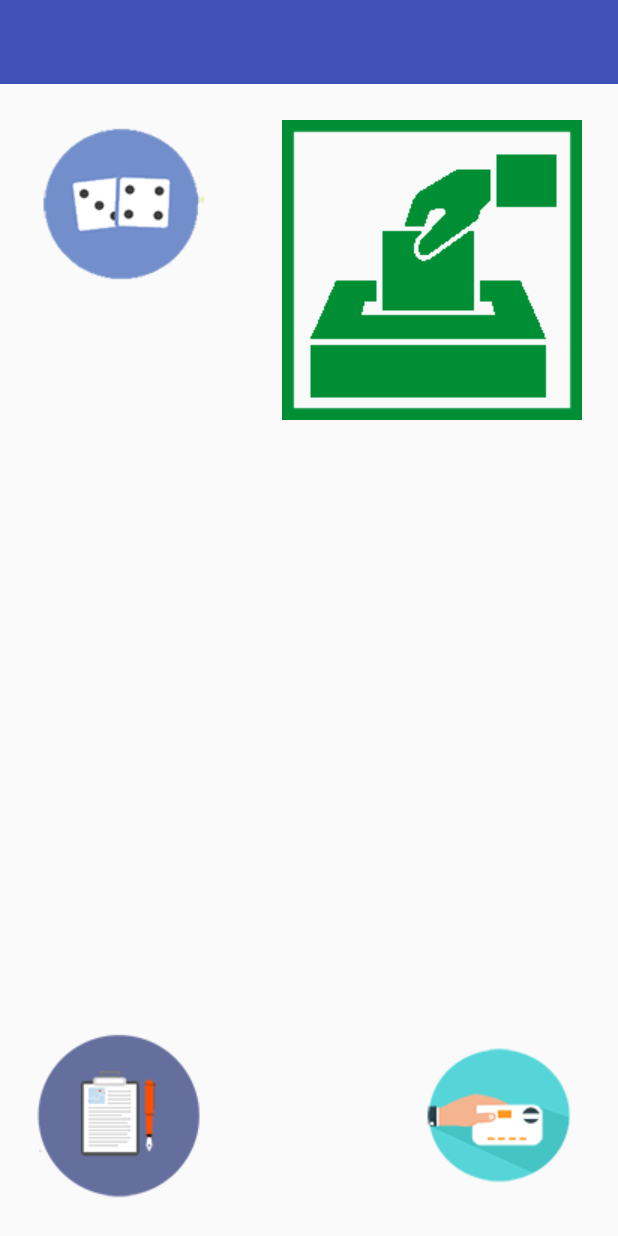
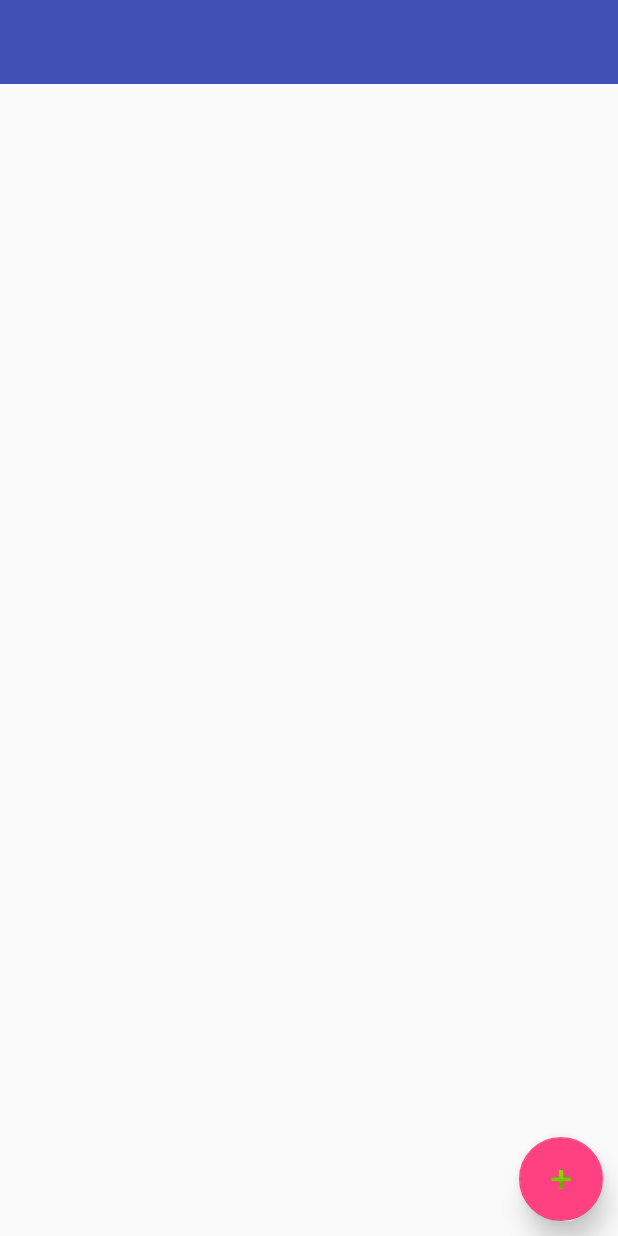
Before and after one commit to Ibericoders/EmptyProject-MVC, an Android app: the screen it shows after launch (MainActivity before the commit, RecordsActivity after it), after a tap on an icon or button, on a phone screen of 412 x 824 dp. Run offline under Robolectric (Android 15) with nearby library versions, the phone set to English and light mode, and no system bars; our stand-ins replace ButterKnife; libraries missing offline, so code that uses them is left out: com.crashlytics.android, io.fabric.sdk; 2 statements that could not run were skipped.

Commit message:
Finished adding/adapting records content.

```diff
--- a/app/src/main/java/com/ibericoders/ibinternal/app/activities/MainActivity.java
+++ b/app/src/main/java/com/ibericoders/ibinternal/app/activities/MainActivity.java
@@ -14,6 +14,7 @@ import com.ibericoders.ibinternal.R;
 import com.ibericoders.ibinternal.app.activities.dices.DicesActivity;
 import com.ibericoders.ibinternal.app.activities.expenses.ExpensesActivity;
 import com.ibericoders.ibinternal.app.activities.generics.InflatedActivity;
+import com.ibericoders.ibinternal.app.activities.records.RecordsActivity;
 
 import butterknife.BindView;
 import io.fabric.sdk.android.Fabric;
@@ -117,8 +118,8 @@ public class MainActivity extends InflatedActivity implements View.OnClickListen
                         .logCustom(new CustomEvent("Module access from Main")
                                 .putCustomAttribute("Module", "Actas"));
 
-                //Intent intent_act=new Intent(this, MainActsActivity.class);
-                //this.startActivity(intent_act);
+                Intent intent_act=new Intent(this, RecordsActivity.class);
+                this.startActivity(intent_act);
                 break;
         }
     }
--- /dev/null
+++ b/app/src/main/java/com/ibericoders/ibinternal/app/activities/records/RecordsActivity.java
@@ -0,0 +1,103 @@
+package com.ibericoders.ibinternal.app.activities.records;
+
+import android.content.Intent;
+import android.os.Bundle;
+import android.support.design.widget.FloatingActionButton;
+import android.view.View;
+import android.widget.ListView;
+
+import com.ibericoders.ibinternal.R;
+import com.ibericoders.ibinternal.app.activities.generics.InflatedActivity;
+import com.ibericoders.ibinternal.app.adapters.records.RecordListAdapter;
+import com.ibericoders.ibinternal.app.persistence.records.RecordsDatabase;
+import com.ibericoders.ibinternal.content.model.records.Record;
+
+import java.util.List;
+
+import butterknife.BindView;
+
+/**
+ * Desc:
+ * Author: Jorge Roldan
+ * Version: 1.0
+ */
+
+public class RecordsActivity extends InflatedActivity implements View.OnClickListener{
+
+    /*
+     * Constantes de la actividad
+     */
+    private static final int NEW_RECORD = 10;
+
+    /*
+     * Atributos de la UI
+     */
+    @BindView(R.id.records_list_lv)
+    ListView recordsList;
+
+    @BindView(R.id.records_new_fab)
+    FloatingActionButton newRecord;
+
+    /*
+     * Atributos de negocio
+     */
+    private RecordListAdapter mListAdapter;
+    private RecordsDatabase mDatabase;
+    private List<Record> mRecordList;
+
+    @Override
+    protected void onCreate(Bundle savedInstanceState) {
+        super.onCreate(savedInstanceState);
+        setContentView(R.layout.act_records);
+
+        initAttrs();
+        inflateView();
+        setupToolbar(null);
+        fillView();
+        initListeners();
+    }
+
+    @Override
+    protected void initAttrs() {
+
+        mDatabase = new RecordsDatabase(this);
+        mRecordList = mDatabase.getAllRecords();
+
+        mListAdapter = new RecordListAdapter(this, mRecordList);
+    }
+
+    @Override
+    protected void fillView() {
+
+        recordsList.setAdapter(mListAdapter);
+    }
+
+    @Override
+    protected void initListeners() {
+
+        newRecord.setOnClickListener(this);
+    }
+
+    @Override
+    public void onClick(View view) {
+
+        if (view.getId() == R.id.records_new_fab){
+
+            Intent intentNew = new Intent(this, NewRecordActivity.class);
+
+            startActivityForResult(intentNew, NEW_RECORD);
+        }
+    }
+
+    @Override
+    protected void onActivityResult(int requestCode, int resultCode, Intent data) {
+        super.onActivityResult(requestCode, resultCode, data);
+
+        if (requestCode == NEW_RECORD && resultCode == RESULT_OK){
+
+            mRecordList = mDatabase.getAllRecords();
+
+            mListAdapter.notifyDataSetChanged();
+        }
+    }
+}
--- /dev/null
+++ b/app/src/main/java/com/ibericoders/ibinternal/app/adapters/records/RecordListAdapter.java
@@ -0,0 +1,69 @@
+package com.ibericoders.ibinternal.app.adapters.records;
+
+import android.content.Context;
+import android.view.LayoutInflater;
+import android.view.View;
+import android.view.ViewGroup;
+import android.widget.BaseAdapter;
+import android.widget.TextView;
+
+import com.ibericoders.ibinternal.R;
+import com.ibericoders.ibinternal.common.utils.Utils;
+import com.ibericoders.ibinternal.content.model.records.Record;
+
+import java.util.List;
+
+/**
+ * Desc:
+ * Author: Jorge Roldan
+ * Version: 1.0
+ */
+
+public class RecordListAdapter  extends BaseAdapter{
+
+    private List<Record> recordsList;
+
+    private LayoutInflater mLayoutInflater;
+
+    private Context mContext;
+
+    public RecordListAdapter (Context context, List<Record> records){
+
+        this.mContext = context;
+        this.recordsList = records;
+
+        this.mLayoutInflater = LayoutInflater.from(context);
+    }
+
+    @Override
+    public int getCount() {
+
+        return recordsList.size();
+    }
+
+    @Override
+    public Object getItem(int position) {
+
+        return recordsList.get(position);
+    }
+
+    @Override
+    public long getItemId(int position) {
+
+        return position;
+    }
+
+    @Override
+    public View getView(int position, View view, ViewGroup viewGroup) {
+
+        view = mLayoutInflater.inflate(R.layout.row_recordslist, null);
+
+        TextView tvTitulo = (TextView) view.findViewById(R.id.recordslist_title_tv);
+        tvTitulo.setText(recordsList.get(position).getTitle());
+
+        TextView tvFecha = (TextView) view.findViewById(R.id.recordslist_date_tv);
+        tvFecha.setText(Utils.getDateString(recordsList.get(position).getDate(), Utils.DATE_FORMAT_ddMM));
+
+        return view;
+    }
+}
--- a/app/src/main/java/com/ibericoders/ibinternal/app/persistence/records/RecordsDatabase.java
+++ b/app/src/main/java/com/ibericoders/ibinternal/app/persistence/records/RecordsDatabase.java
@@ -30,8 +30,6 @@ public class RecordsDatabase {
     }
 
 
-    //-----------------------------Recuperar Actas--------------------------------------------------
-
     public List<Record> getAllRecords() {
 
         String sql = "select * from recordsTable";
@@ -57,10 +55,12 @@ public class RecordsDatabase {
 
             records.add(record);
         }
+
+        c.close();
         return records;
     }
-    //----------------------------------------------------------------------------------------------
-    //---------------------------------Metodo guardar----------------------------------------------
+
+
     public void saveRecord(Record record) {
 
         List<Attendee> attendees = record.getAttendees();
@@ -76,9 +76,8 @@ public class RecordsDatabase {
         mDatabase.execSQL(sql);
 
     }
-    //----------------------------------------------------------------------------------------------
 
-    //-------------------------------Metodo recuperar fecha------------------------------------------
+
     public Record getRecordFromDate(long date) {
         String sql = "select * from recordsTable where date =" + date;
 
@@ -86,7 +85,7 @@ public class RecordsDatabase {
 
         Record record = null;
 
-        if (c.moveToNext()){
+        if (c.moveToNext()) {
 
             String attendees = c.getString(5);
 
@@ -94,7 +93,7 @@ public class RecordsDatabase {
 
             ArrayList<Attendee> attendeeList = new ArrayList<>();
 
-            for (int i = 0; i < attendeesArray.length; i++){
+            for (int i = 0; i < attendeesArray.length; i++) {
 
                 attendeeList.add(Attendee.fromJson(attendeesArray[i]));
             }
@@ -102,7 +101,8 @@ public class RecordsDatabase {
             record = new Record(c.getLong(1), attendeeList, c.getString(2), c.getString(3), c.getLong(4));
         }
 
+        c.close();
+
         return record;
     }
-    //----------------------------------------------------------------------------------------------
 }
--- /dev/null
+++ b/app/src/main/res/layout/act_records.xml
@@ -0,0 +1,36 @@
+<?xml version="1.0" encoding="utf-8"?>
+<RelativeLayout
+    xmlns:android="http://schemas.android.com/apk/res/android"
+    xmlns:app="http://schemas.android.com/apk/res-auto"
+    android:layout_width="match_parent"
+    android:layout_height="match_parent">
+
+    <include
+        layout="@layout/g_toolbar"
+        android:id="@id/toolbar_tb"/>
+
+    <ListView
+        android:id="@+id/records_list_lv"
+        android:layout_width="match_parent"
+        android:layout_height="wrap_content"
+        android:layout_below="@id/toolbar_tb"
+        android:paddingTop="@dimen/margin_padding_size_xxsmall"
+        android:paddingBottom="@dimen/margin_padding_size_xxsmall"
+        android:scrollbars="vertical"
+        android:scrollbarStyle="insideOverlay"/>
+
+
+    <android.support.design.widget.FloatingActionButton
+        android:id="@+id/records_new_fab"
+        android:layout_width="wrap_content"
+        android:layout_height="wrap_content"
+        android:layout_alignParentBottom="true"
+        android:layout_alignParentEnd="true"
+        android:layout_margin="@dimen/margin_padding_size_xxsmall"
+        android:clickable="true"
+        android:onClick="nueva"
+        app:elevation="10dp"
+        app:fabSize="normal"
+        app:srcCompat="@android:drawable/ic_input_add" />
+
+</RelativeLayout>
```
Also changed, not shown: app/src/main/AndroidManifest.xml (+7 -3 lines), app/src/main/java/com/ibericoders/ibinternal/app/activities/records/NewRecordActivity.java (added, +104 -0 lines), app/src/main/java/com/ibericoders/ibinternal/content/model/records/Attendee.java (+36 -0 lines), app/src/main/java/com/ibericoders/ibinternal/content/model/records/Record.java (+61 -0 lines), app/src/main/res/layout/act_newrecord.xml (added, +48 -0 lines), app/src/main/res/layout/row_recordslist.xml (added, +36 -0 lines), app/src/main/res/values/strings.xml (+8 -0 lines), 1 other file.
